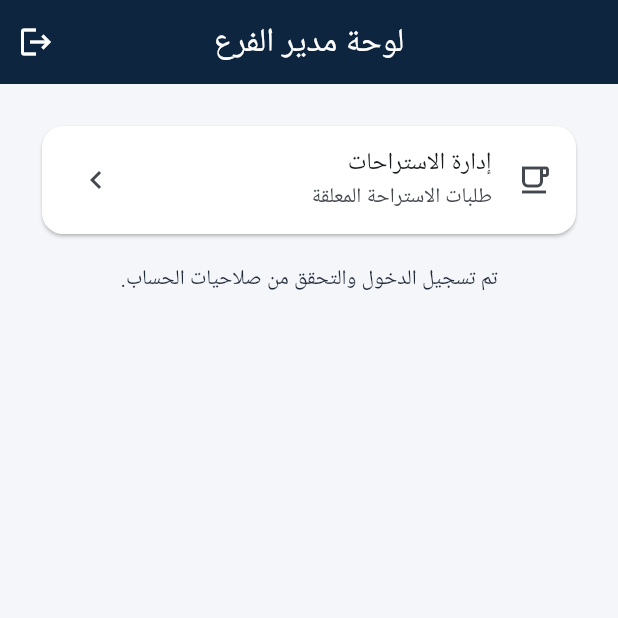
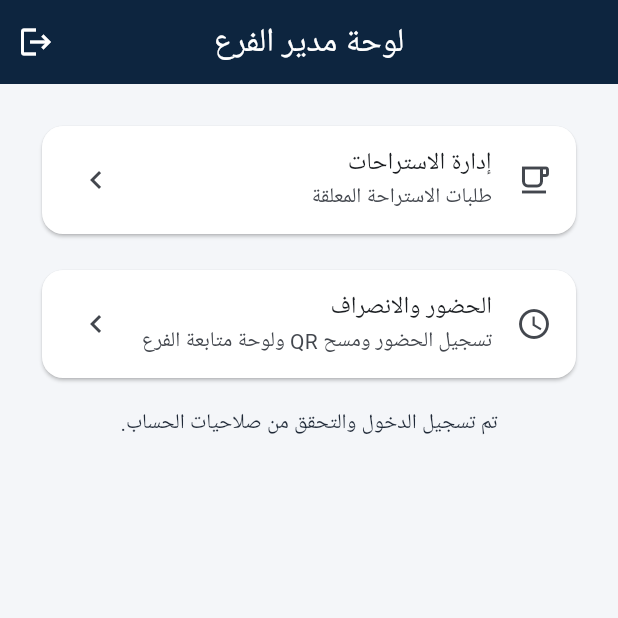
Before and after one commit to mohammadqazzaz10/omran-mall, a Flutter app: the RoleLandingScreen screen opened by its route, on a phone screen of 412 x 824 dp, the top half of it. Run offline on Flutter 3.47's test engine with Material 3 defaults, Android fonts, the phone set to English and light mode, and no system bars; our stand-ins replace dio, flutter_riverpod, flutter_secure_storage, geolocator, go_router, google_fonts and 2 more; missing offline and left inert: mobile_scanner; accounts and stored records are empty; generated files the repository leaves out were written again; Roboto replaces fonts that are missing (Cairo).

Commit message:
client(attendance): add attendance entry to supervisor landing page

```diff
--- a/client/lib/features/auth/role_landing_screen.dart
+++ b/client/lib/features/auth/role_landing_screen.dart
@@ -40,6 +40,20 @@ class RoleLandingScreen extends ConsumerWidget {
             ),
           ),
           const SizedBox(height: 16),
+          Card(
+            child: ListTile(
+              leading: const Icon(Icons.access_time),
+              title: Text(isArabic(context) ? 'الحضور والانصراف' : 'Attendance'),
+              subtitle: Text(
+                isArabic(context)
+                    ? 'تسجيل الحضور ومسح QR ولوحة متابعة الفرع'
+                    : 'Check in, scan QR, and open the branch dashboard',
+              ),
+              trailing: const Icon(Icons.chevron_right),
+              onTap: () => context.push('/attendance'),
+            ),
+          ),
+          const SizedBox(height: 16),
           Text(
             isArabic(context)
                 ? 'تم تسجيل الدخول والتحقق من صلاحيات الحساب.'
```
